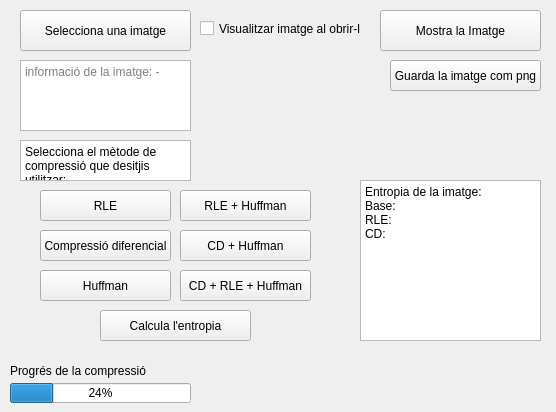
Above: MyApp/UI/compressionTests.ui from TheBlueBanana/Image-Compression before the change. Below: the same form after it.
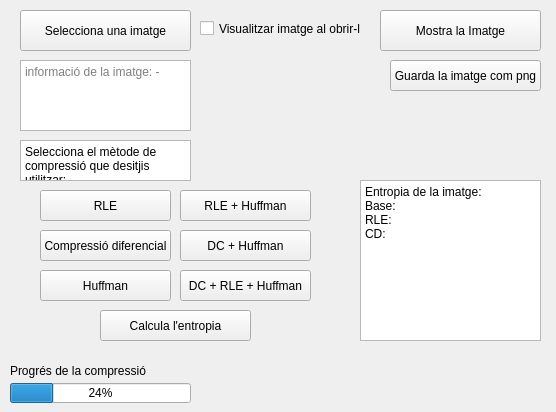
That is the form after the change.

The edit to the form file:
```diff
--- a/MyApp/UI/compressionTests.ui
+++ b/MyApp/UI/compressionTests.ui
@@ -230,7 +230,7 @@
     </rect>
    </property>
    <property name="text">
-    <string>CD + Huffman</string>
+    <string>DC + Huffman</string>
    </property>
   </widget>
   <widget class="QPushButton" name="DC_RLE_H_btn">
@@ -243,7 +243,7 @@
     </rect>
    </property>
    <property name="text">
-    <string>CD + RLE + Huffman</string>
+    <string>DC + RLE + Huffman</string>
    </property>
   </widget>
   <widget class="QPushButton" name="entropy_btn">
```
